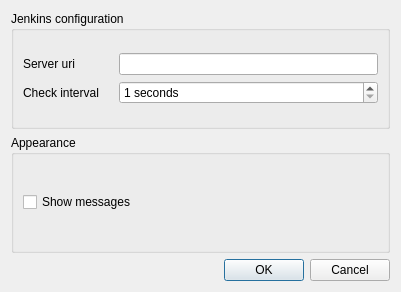
fargies/jenkins-tray, file src/Config.ui: the form before one commit.
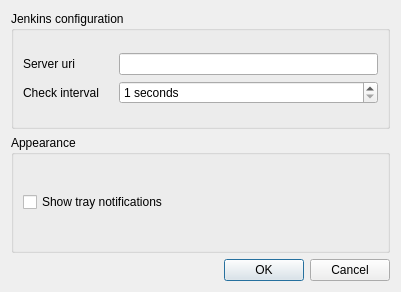
The form after the commit.

```diff
--- a/src/Config.ui
+++ b/src/Config.ui
@@ -81,7 +81,7 @@
         <item row="0" column="0">
          <widget class="QCheckBox" name="showMessages">
           <property name="text">
-           <string>Show messages</string>
+           <string>Show tray notifications</string>
           </property>
          </widget>
         </item>
```
Left out of the diff: 2 changed lines with no effect on the pictures.
